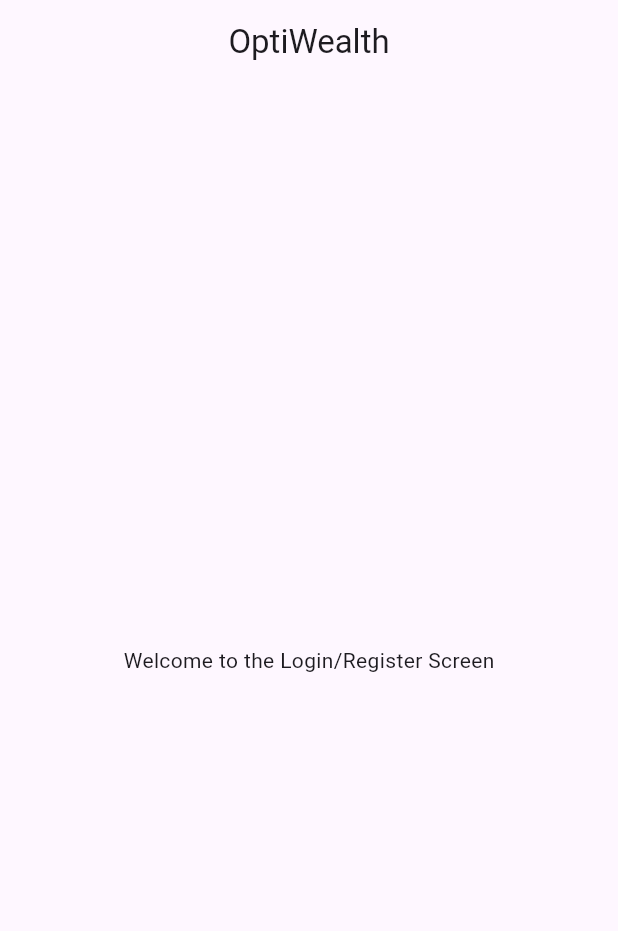
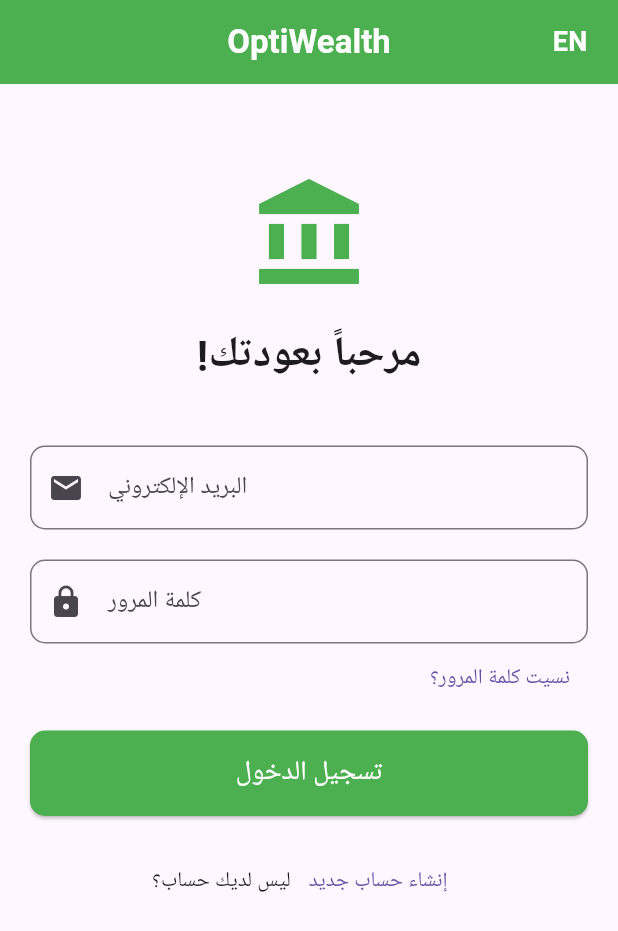
Before and after one commit to Ahmed-ui10/OptiWealth, a Flutter app: the screen it shows after launch, on a phone screen of 412 x 824 dp. Shown: the top 931 px of the screen. Run offline on Flutter 3.47's test engine with Material 3 defaults, Android fonts, the phone set to English and light mode, and no system bars.

Commit message:
Update login_screen

```diff
--- a/lib/main.dart
+++ b/lib/main.dart
@@ -1,5 +1,5 @@
 import 'package:flutter/material.dart';
-import 'presentation/login_register_screen.dart';
+import 'presentation/login_screen.dart';
 
 
 
@@ -15,7 +15,7 @@
   Widget build(BuildContext context) {
     return MaterialApp(
       debugShowCheckedModeBanner: false,
-      home: const LoginRegisterScreen(),
+      home: const LoginScreen(),
     );
   }
 }
--- a/lib/presentation/login_register_screen.dart
+++ /dev/null
@@ -1,19 +0,0 @@
-import 'package:flutter/material.dart';
-
-class LoginRegisterScreen extends StatelessWidget {
-  const LoginRegisterScreen({super.key});
-
-  @override
-  Widget build(BuildContext context) {
-    return Scaffold(
-      appBar: AppBar(
-
-        title:  Center(
-          child: Text('OptiWealth',)),
-      ),
-      body: const Center(
-        child: Text('Welcome to the Login/Register Screen'),
-      ),
-    );
-  }
-}
--- /dev/null
+++ b/lib/presentation/login_screen.dart
@@ -0,0 +1,135 @@
+import 'package:flutter/material.dart';
+
+class LoginScreen extends StatefulWidget {
+  const LoginScreen({super.key});
+
+  @override
+  State<LoginScreen> createState() => _LoginScreenState();
+}
+
+class _LoginScreenState extends State<LoginScreen> {
+  bool isArabic = true;
+
+  @override
+  Widget build(BuildContext context) {
+    return Scaffold(
+      appBar: AppBar(
+        title: const Text(
+          'OptiWealth',
+          style: TextStyle(fontWeight: FontWeight.bold),
+        ),
+
+        centerTitle: true,
+        backgroundColor: Colors.green,
+        foregroundColor: Colors.white,
+
+        actions: [
+          TextButton(
+            onPressed: () {
+              setState(() {
+                isArabic = !isArabic;
+              });
+            },
+            child: Text(
+              isArabic ? 'EN' : 'AR',
+              style: const TextStyle(color: Colors.white, fontWeight: FontWeight.bold, fontSize: 18),
+            ),
+          ),
+        ],
+      ),
+      body: SingleChildScrollView(
+        padding: const EdgeInsets.all(20.0),
+
+        child: Column(
+          crossAxisAlignment: CrossAxisAlignment.stretch,
+
+          children: [
+
+            SizedBox(height: 40),
+
+            Icon(
+              Icons.account_balance,
+              size: 80,
+              color: Colors.green,
+            ),
+
+            SizedBox(height: 20),
+
+            Text(
+              isArabic ? '!مرحباً بعودتك' : 'Welcome Back!',
+              textAlign: TextAlign.center,
+              style: TextStyle(fontSize: 28, fontWeight: FontWeight.bold),
+            ),
+
+            SizedBox(height: 40),
+
+            TextField(
+              keyboardType: TextInputType.emailAddress,
+              textAlign: isArabic ? TextAlign.right : TextAlign.left,
+              decoration: InputDecoration(
+                labelText: isArabic ? 'البريد الإلكتروني' : 'Email Address',
+                prefixIcon: Icon(Icons.email),
+                border: OutlineInputBorder(
+                  borderRadius: BorderRadius.circular(10),
+                ),
+              ),
+            ),
+
+            SizedBox(height: 20),
+
+            TextField(
+              obscureText: true,
+              textAlign: isArabic ? TextAlign.right : TextAlign.left,
+              decoration: InputDecoration(
+                labelText: isArabic ? 'كلمة المرور' : 'Password',
+                prefixIcon: Icon(Icons.lock),
+                border: OutlineInputBorder(
+                  borderRadius: BorderRadius.circular(10),
+                ),
+              ),
+            ),
+
+            Align(
+              alignment: isArabic ? Alignment.centerRight : Alignment.centerLeft,
+              child: TextButton(
+                onPressed: () {},
+                child: Text(isArabic ? 'نسيت كلمة المرور؟' : 'Forgot Password?'),
+              ),
+            ),
+
+            SizedBox(height: 10),
+
+            ElevatedButton(
+              onPressed: () {},
+              style: ElevatedButton.styleFrom(
+                padding: EdgeInsets.symmetric(vertical: 15),
+                backgroundColor: Colors.green,
+                shape: RoundedRectangleBorder(
+                  borderRadius: BorderRadius.circular(10),
+                ),
+              ),
+
+              child: Text(
+                isArabic ? 'تسجيل الدخول' : 'Login',
+                style: TextStyle(fontSize: 18, color: Colors.white),
+              ),
+            ),
+
+            SizedBox(height: 20),
+
+            Row(
+              mainAxisAlignment: MainAxisAlignment.center,
+              children: [
+                Text(isArabic ? 'ليس لديك حساب؟' : "Don't have an account?"),
+                TextButton(
+                  onPressed: () {},
+                  child: Text(isArabic ? 'إنشاء حساب جديد' : 'Sign Up'),
+                ),
+              ],
+            ),
+          ],
+        ),
+      ),
+    );
+  }
+}
```
Also changed, not shown: lib/presentation/SignUp.dart (added).
